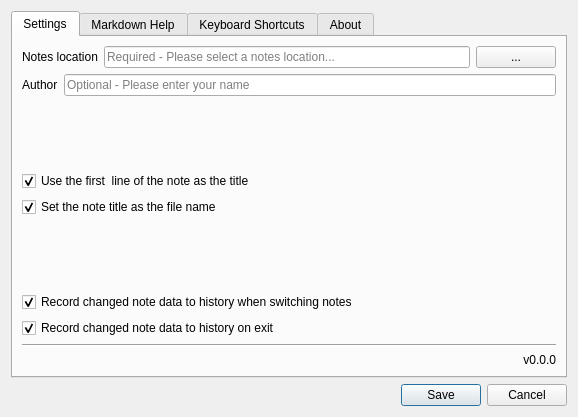
This is Motome/Views/SettingsDialog.ui in akehrer/Motome as Qt 5 draws it before an edit. The edited form follows.
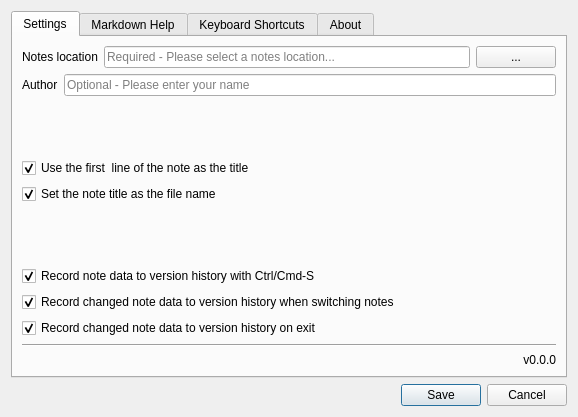
This is the edited form. Icons and pictures are not drawn.

Commit message: Added is_saved flag to NoteModel and changed the saving methodology

What changed in the file:
```diff
--- a/Motome/Views/SettingsDialog.ui
+++ b/Motome/Views/SettingsDialog.ui
@@ -126,10 +126,20 @@
          </property>
         </spacer>
        </item>
+       <item>
+        <widget class="QCheckBox" name="conf_checkbox_recordonsave">
+         <property name="text">
+          <string>Record note data to version history with Ctrl/Cmd-S</string>
+         </property>
+         <property name="checked">
+          <bool>true</bool>
+         </property>
+        </widget>
+       </item>
        <item>
         <widget class="QCheckBox" name="conf_checkbox_recordonswitch">
          <property name="text">
-          <string>Record changed note data to history when switching notes</string>
+          <string>Record changed note data to version history when switching notes</string>
          </property>
          <property name="checked">
           <bool>true</bool>
@@ -139,7 +149,7 @@
        <item>
         <widget class="QCheckBox" name="conf_checkbox_recordonexit">
          <property name="text">
-          <string>Record changed note data to history on exit</string>
+          <string>Record changed note data to version history on exit</string>
          </property>
          <property name="checked">
           <bool>true</bool>
```
The commit also changes 7 other files.
